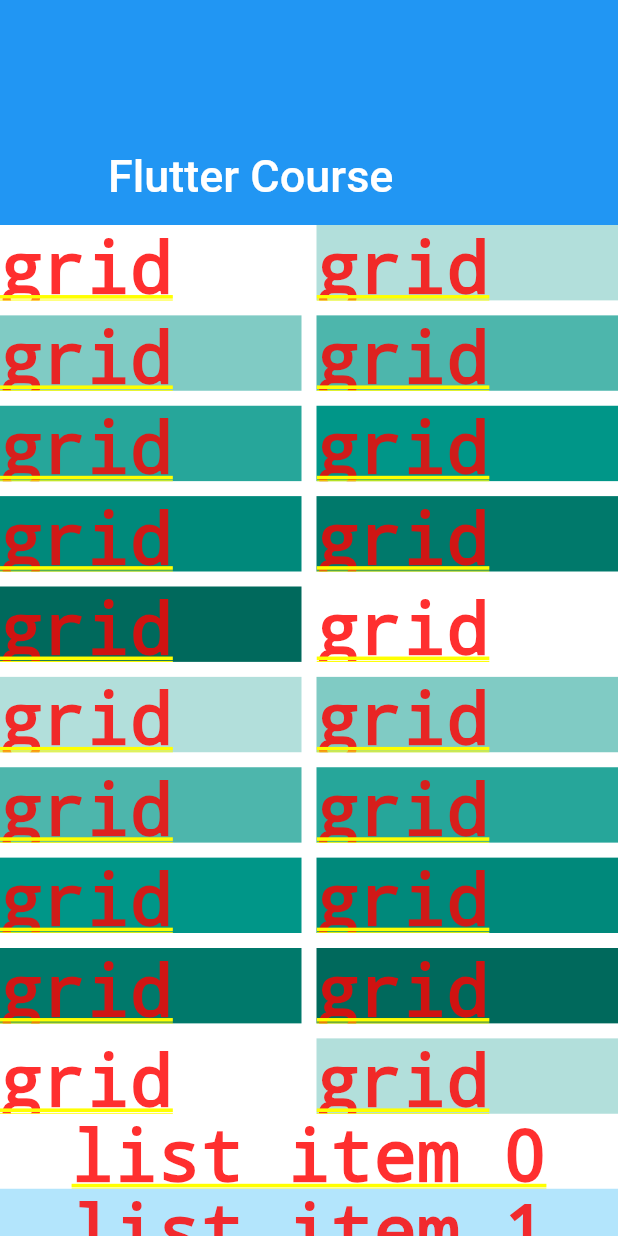
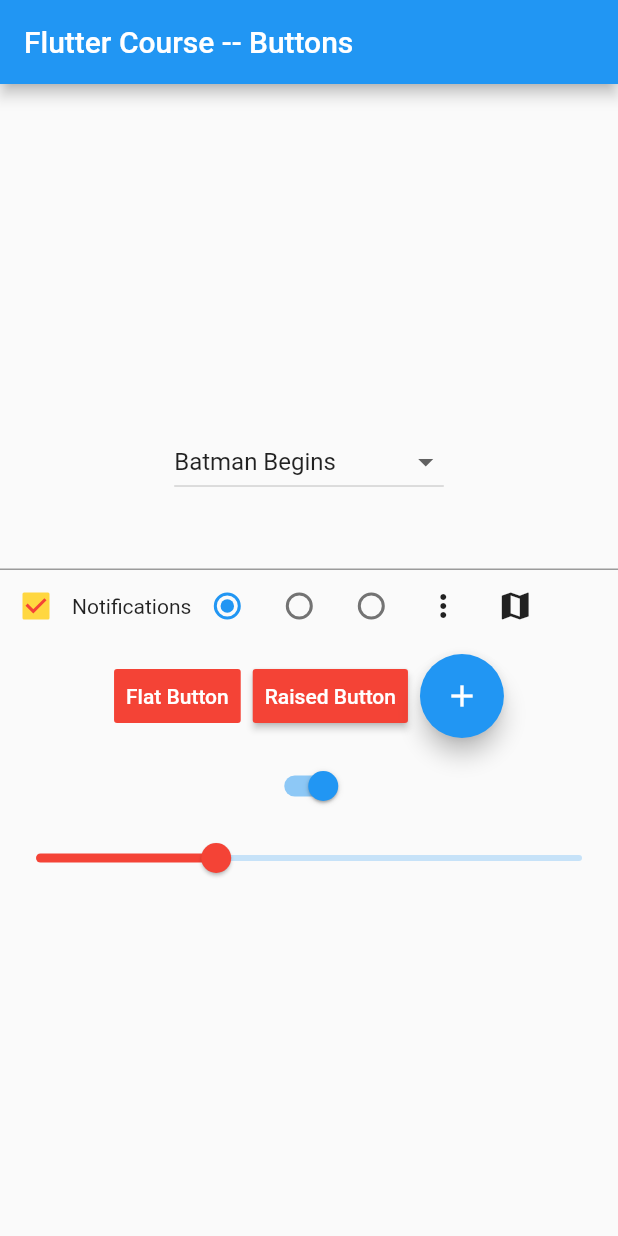
Before and after one commit to tylerreece22/flutter_course, a Flutter app: the screen it shows after launch, on a phone screen of 412 x 824 dp. Run offline on Flutter 3.47's test engine with Material 2 defaults, Android fonts, the phone set to English and light mode, and no system bars.

```diff
--- a/lib/main.dart
+++ b/lib/main.dart
@@ -2,51 +2,196 @@ import 'package:flutter/material.dart';
 
 void main() => runApp(MyApp());
 
-class MyApp extends StatelessWidget {
+class MyApp extends StatefulWidget {
+  @override
+  _MyAppState createState() => new _MyAppState();
+}
+
+enum WhyFarther { harder, smarter, selfStarter, tradingCenter }
+
+class _MyAppState extends State<MyApp> {
+  String _dropdownString;
+  String _textFieldString;
+  bool _checkboxValue;
+  int _radioGroup;
+  WhyFarther _farther;
+  bool _switchValue;
+  double _sliderValue;
+
+  @override
+  void initState() {
+    super.initState();
+    _dropdownString = _dropdownString ?? "Batman Begins";
+    _textFieldString = '';
+    _checkboxValue = true;
+    _radioGroup = 1;
+    _farther = WhyFarther.harder;
+    _switchValue = true;
+    _sliderValue = 0.33;
+  }
+
   @override
   Widget build(BuildContext context) {
     return MaterialApp(
-      home: CustomScrollView(
-        slivers: <Widget>[
-          const SliverAppBar(
-            pinned: true,
-            expandedHeight: 150.0,
-            flexibleSpace: FlexibleSpaceBar(
-              title: Text('Flutter Course'),
-            ),
+        home: Scaffold(
+      appBar: AppBar(
+        title: Text("Flutter Course -- Buttons"),
+      ),
+      body: Center(
+          child: Column(
+        mainAxisSize: MainAxisSize.min,
+        children: <Widget>[
+          // Note that the DropdownButton does not hot reload very well
+          DropdownButton<String>(
+            value: _dropdownString,
+            onChanged: (String newValue) {
+              setState(() {
+                _dropdownString = newValue;
+              });
+            },
+            items: <String>[
+              'Batman Begins',
+              'The Dark Knight',
+              'The Dark Knight Rises'
+            ].map<DropdownMenuItem<String>>((String value) {
+              return DropdownMenuItem<String>(
+                value: value,
+                child: Text(value),
+              );
+            }).toList(),
           ),
-          SliverGrid(
-            gridDelegate: SliverGridDelegateWithMaxCrossAxisExtent(
-              maxCrossAxisExtent: 200.0,
-              mainAxisSpacing: 10.0,
-              crossAxisSpacing: 10.0,
-              childAspectRatio: 4.0,
-            ),
-            delegate: SliverChildBuilderDelegate(
-                  (BuildContext context, int index) {
-                return Container(
-                  alignment: Alignment.center,
-                  color: Colors.teal[100 * (index % 9)],
-                  child: Text('grid item $index'),
-                );
-              },
-              childCount: 20,
-            ),
+          TextField(
+            onChanged: (String value) {
+              setState(() {
+                _textFieldString = value;
+              });
+            },
           ),
-          SliverFixedExtentList(
-            itemExtent: 50.0,
-            delegate: SliverChildBuilderDelegate(
-                  (BuildContext context, int index) {
-                return Container(
-                  alignment: Alignment.center,
-                  color: Colors.lightBlue[100 * (index % 9)],
-                  child: Text('list item $index'),
-                );
-              },
-            ),
+          Row(
+            children: <Widget>[
+              Checkbox(
+                value: _checkboxValue,
+                onChanged: (bool value) {
+                  setState(() {
+                    print(value);
+                    _checkboxValue = value;
+                  });
+                },
+                checkColor: Colors.red,
+                activeColor: Colors.amberAccent,
+              ),
+              Text("Notifications"),
+              Radio(
+                value: 1,
+                groupValue: _radioGroup,
+                onChanged: (T) {
+                  setState(() {
+                    _radioGroup = T;
+                  });
+                },
+              ),
+              Radio(
+                value: 2,
+                groupValue: _radioGroup,
+                onChanged: (T) {
+                  setState(() {
+                    _radioGroup = T;
+                  });
+                },
+              ),
+              Radio(
+                value: 3,
+                groupValue: _radioGroup,
+                onChanged: (T) {
+                  setState(() {
+                    _radioGroup = T;
+                  });
+                },
+              ),
+              PopupMenuButton<WhyFarther>(
+                onSelected: (WhyFarther result) {
+                  print(result);
+                  setState(() {
+                    _farther = result;
+                  });
+                },
+                itemBuilder: (BuildContext context) =>
+                    <PopupMenuEntry<WhyFarther>>[
+                      const PopupMenuItem(
+                          value: WhyFarther.harder,
+                          child: Text("Working a lot harder")),
+                      const PopupMenuItem(
+                          value: WhyFarther.selfStarter,
+                          child: Text("Being a lot smarter")),
+                      const PopupMenuItem(
+                          value: WhyFarther.smarter,
+                          child: Text("Being a self starter")),
+                      const PopupMenuItem(
+                          value: WhyFarther.tradingCenter,
+                          child:
+                              Text("Placed in charge of the trader charter")),
+                    ],
+              ),
+              IconButton(
+                icon: Icon(Icons.map),
+                tooltip: "Open the map",
+                onPressed: () {
+                  setState(() {
+                    print("Opening the map");
+                  });
+                },
+              )
+            ],
+          ),
+          ButtonBar(
+            alignment: MainAxisAlignment.center,
+            children: <Widget>[
+              FlatButton(
+                onPressed: () {
+                  print("Flat button pressed");
+                },
+                child: Text("Flat Button"),
+                color: Colors.red,
+                textColor: Colors.white,
+                highlightColor: Colors.grey,
+              ),
+              RaisedButton(
+                child: Text("Raised Button"),
+                onPressed: () {
+                  print("Raised button pressed");
+                },
+                color: Colors.red,
+                textColor: Colors.white,
+                highlightColor: Colors.grey,
+                highlightElevation: 20,
+              ),
+              FloatingActionButton(
+                onPressed: () {
+                  print("Floating button pressed");
+                },
+                child: Icon(Icons.add),
+              )
+            ],
+          ),
+          Switch(
+            value: _switchValue,
+            onChanged: (bool state) {
+              setState(() {
+                _switchValue = state;
+              });
+            },
+          ),
+          Slider(
+            value: _sliderValue,
+            onChanged: (double value) {
+              setState(() {
+                _sliderValue = value;
+              });
+            },
+            activeColor: Colors.red,
           ),
         ],
-      )
-    );
+      )),
+    ));
   }
 }
```
